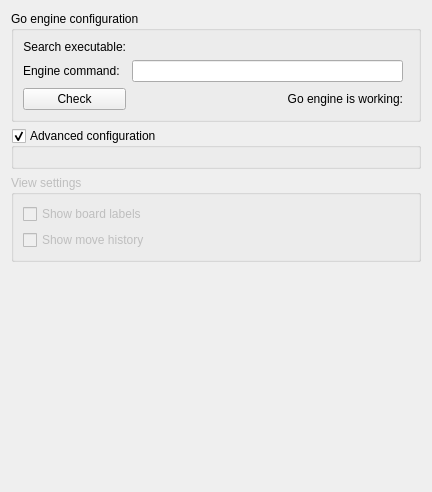
Qt form src/gui/config.ui (KDE/kigo) before a commit.
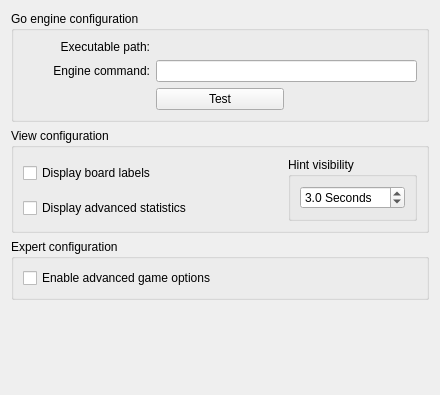
The same form after that commit. Custom widgets are drawn as their Qt base class.

Commit message: Hint (aka top moves for current player) mostly done, some issues remain. More configuration options (hint show length, show move hist), GameScreen now displays (some) statistics and the GoEngine got the usual bug-fixes and feature additions.

The edit to the form file:
```diff
--- a/src/gui/config.ui
+++ b/src/gui/config.ui
@@ -5,14 +5,14 @@
    <rect>
     <x>0</x>
     <y>0</y>
-    <width>432</width>
-    <height>492</height>
+    <width>440</width>
+    <height>395</height>
    </rect>
   </property>
   <property name="windowTitle" >
    <string>Form</string>
   </property>
-  <layout class="QVBoxLayout" name="verticalLayout_3" >
+  <layout class="QVBoxLayout" name="verticalLayout_2" >
    <item>
     <widget class="QGroupBox" name="groupBox_2" >
      <property name="sizePolicy" >
@@ -31,14 +31,14 @@
          <string>Engine command:</string>
         </property>
         <property name="alignment" >
-         <set>Qt::AlignLeading|Qt::AlignLeft|Qt::AlignVCenter</set>
+         <set>Qt::AlignRight|Qt::AlignTrailing|Qt::AlignVCenter</set>
         </property>
         <property name="buddy" >
          <cstring>kcfg_EngineCommand</cstring>
         </property>
        </widget>
       </item>
-      <item row="2" column="1" >
+      <item row="2" column="1" colspan="2" >
        <widget class="KLineEdit" name="kcfg_EngineCommand" />
       </item>
       <item row="0" column="1" colspan="2" >
@@ -47,7 +47,7 @@
       <item row="0" column="0" >
        <widget class="QLabel" name="label_3" >
         <property name="text" >
-         <string>Search executable:</string>
+         <string>Executable path:</string>
         </property>
         <property name="alignment" >
          <set>Qt::AlignRight|Qt::AlignTrailing|Qt::AlignVCenter</set>
@@ -57,20 +57,10 @@
         </property>
        </widget>
       </item>
-      <item row="4" column="0" >
+      <item row="3" column="1" >
        <widget class="KPushButton" name="kpushbutton_2" >
         <property name="text" >
-         <string>Check</string>
-        </property>
-       </widget>
-      </item>
-      <item row="4" column="1" >
-       <widget class="QLabel" name="label_2" >
-        <property name="text" >
-         <string>Go engine is working:</string>
-        </property>
-        <property name="alignment" >
-         <set>Qt::AlignRight|Qt::AlignTrailing|Qt::AlignVCenter</set>
+         <string>Test</string>
         </property>
        </widget>
       </item>
@@ -78,39 +68,78 @@
     </widget>
    </item>
    <item>
-    <widget class="QGroupBox" name="kcfg_AdvancedConfiguration" >
+    <widget class="QGroupBox" name="s" >
      <property name="title" >
-      <string>Advanced configuration</string>
+      <string>View configuration</string>
      </property>
      <property name="checkable" >
-      <bool>true</bool>
-     </property>
-     <layout class="QVBoxLayout" name="verticalLayout_2" />
-    </widget>
-   </item>
-   <item>
-    <widget class="QGroupBox" name="groupBox" >
-     <property name="enabled" >
       <bool>false</bool>
      </property>
-     <property name="title" >
-      <string>View settings</string>
-     </property>
-     <layout class="QVBoxLayout" name="verticalLayout" >
-      <item>
+     <layout class="QGridLayout" name="gridLayout_2" >
+      <item row="0" column="0" colspan="2" >
        <widget class="QCheckBox" name="kcfg_ShowBoardLabels" >
         <property name="text" >
-         <string>Show board labels</string>
+         <string>Display board labels</string>
         </property>
-        <property name="checked" >
-         <bool>false</bool>
+       </widget>
+      </item>
+      <item row="1" column="0" colspan="2" >
+       <widget class="QCheckBox" name="kcfg_AdvancedStatistics" >
+        <property name="text" >
+         <string>Display advanced statistics</string>
         </property>
        </widget>
       </item>
+      <item rowspan="2" row="0" column="2" >
+       <widget class="QGroupBox" name="groupBox_3" >
+        <property name="title" >
+         <string>Hint visibility</string>
+        </property>
+        <layout class="QVBoxLayout" name="verticalLayout_3" >
+         <item>
+          <widget class="QDoubleSpinBox" name="kcfg_HintVisibleTime" >
+           <property name="sizePolicy" >
+            <sizepolicy vsizetype="Fixed" hsizetype="Minimum" >
+             <horstretch>0</horstretch>
+             <verstretch>0</verstretch>
+            </sizepolicy>
+           </property>
+           <property name="suffix" >
+            <string> Seconds</string>
+           </property>
+           <property name="decimals" >
+            <number>1</number>
+           </property>
+           <property name="minimum" >
+            <double>1.000000000000000</double>
+           </property>
+           <property name="maximum" >
+            <double>5.000000000000000</double>
+           </property>
+           <property name="singleStep" >
+            <double>0.500000000000000</double>
+           </property>
+           <property name="value" >
+            <double>3.000000000000000</double>
+           </property>
+          </widget>
+         </item>
+        </layout>
+       </widget>
+      </item>
+     </layout>
+    </widget>
+   </item>
+   <item>
+    <widget class="QGroupBox" name="groupBox" >
+     <property name="title" >
+      <string>Expert configuration</string>
+     </property>
+     <layout class="QVBoxLayout" name="verticalLayout" >
       <item>
        <widget class="QCheckBox" name="kcfg_ShowMoveHistory" >
         <property name="text" >
-         <string>Show move history</string>
+         <string>Enable advanced game options</string>
         </property>
        </widget>
       </item>
```
Left out of the diff: 4 changed lines with no effect on the pictures. The commit also changes 14 other files.
